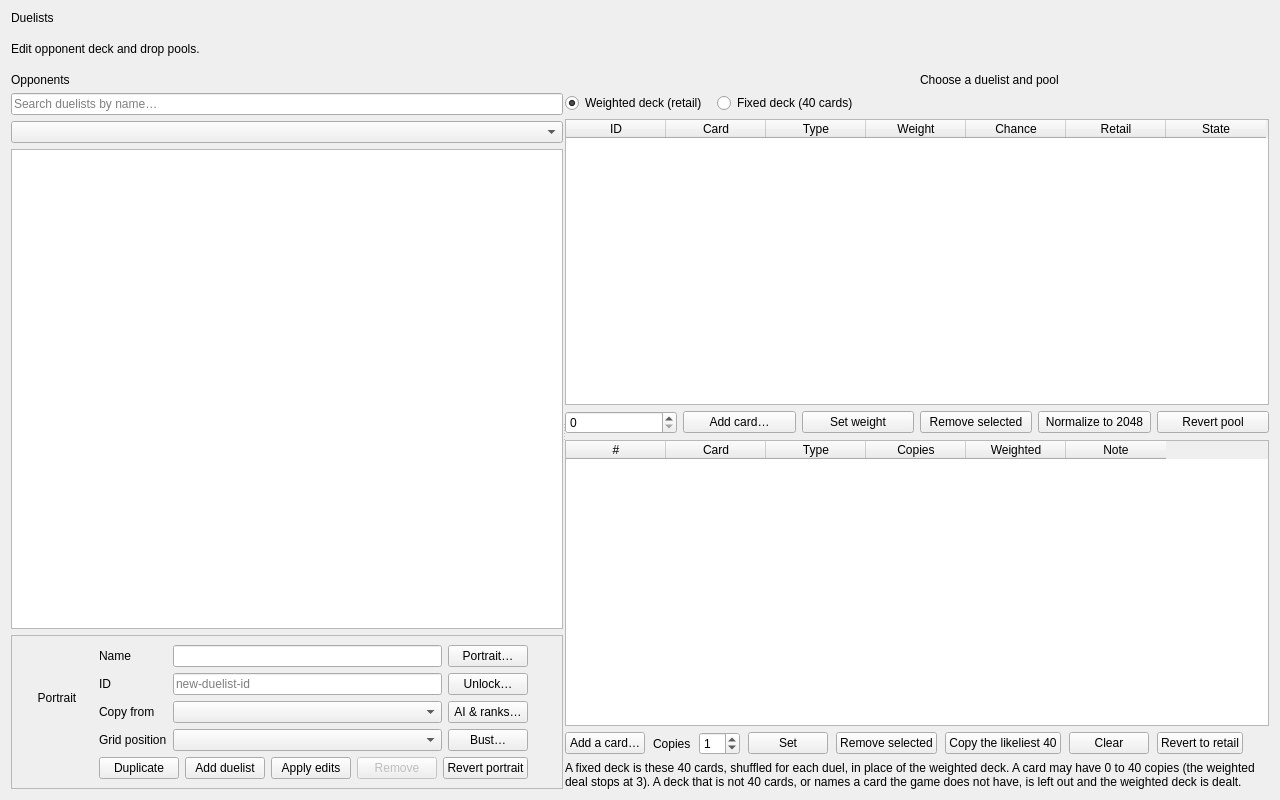
This is tools/pc/fm_editor/ui/duelists_page.ui in yamyi/YGOFM-DecompRecomp as Qt 5 draws it before an edit. The edited form follows.
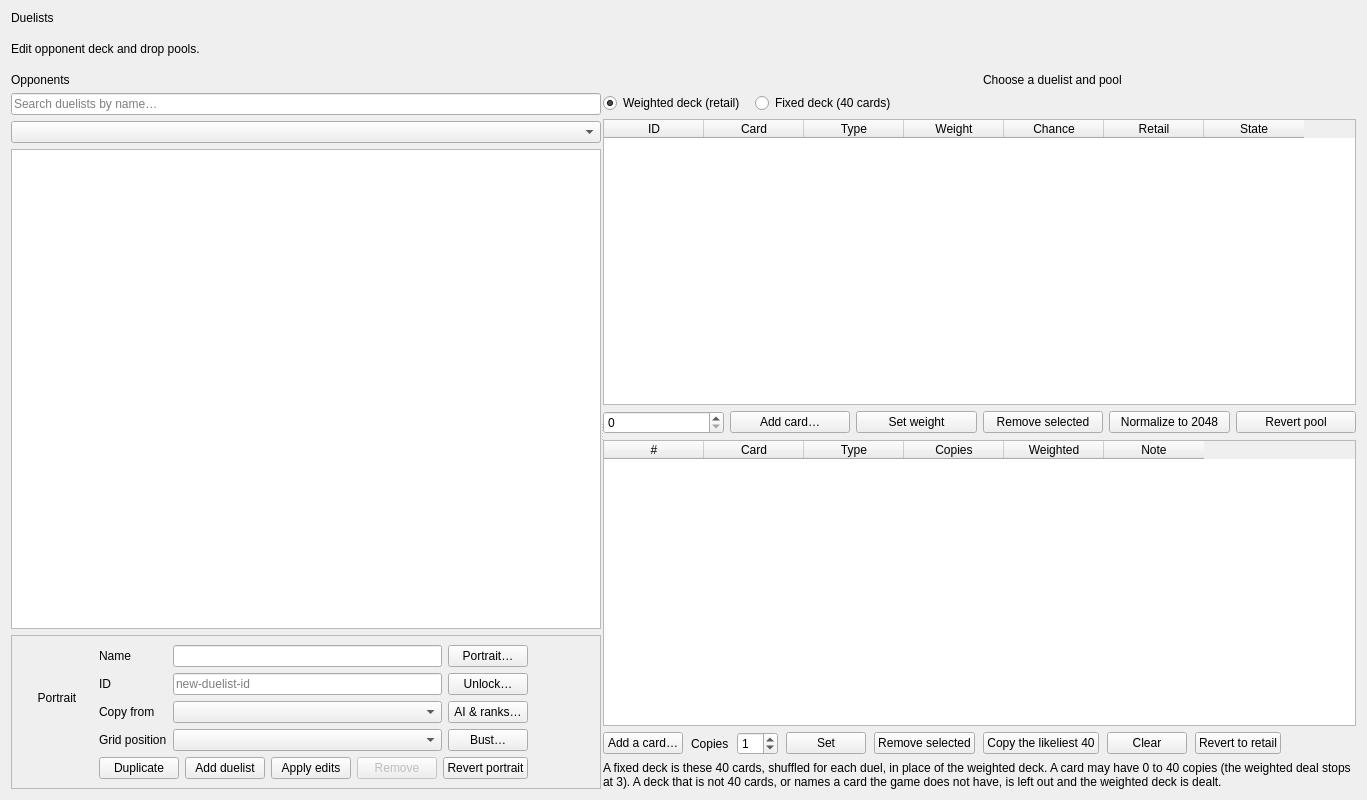
This is the edited form.

Commit message: Use unified UI workspace forms

Patch:
```diff
--- a/tools/pc/fm_editor/ui/duelists_page.ui
+++ b/tools/pc/fm_editor/ui/duelists_page.ui
@@ -6,7 +6,7 @@
    <rect>
     <x>0</x>
     <y>0</y>
-    <width>1280</width>
+    <width>1367</width>
     <height>800</height>
    </rect>
   </property>
@@ -58,6 +58,12 @@
       <layout class="QVBoxLayout" name="duelistListLayout">
        <item>
         <widget class="QLabel" name="duelistListHeading">
+         <property name="sizePolicy">
+          <sizepolicy hsizetype="Preferred" vsizetype="Fixed">
+           <horstretch>0</horstretch>
+           <verstretch>0</verstretch>
+          </sizepolicy>
+         </property>
          <property name="text">
           <string>Opponents</string>
          </property>
@@ -97,6 +103,12 @@
        </item>
        <item>
         <widget class="QFrame" name="duelistEditorPanel">
+         <property name="sizePolicy">
+          <sizepolicy hsizetype="Preferred" vsizetype="Fixed">
+           <horstretch>0</horstretch>
+           <verstretch>0</verstretch>
+          </sizepolicy>
+         </property>
          <property name="frameShape">
           <enum>QFrame::Shape::StyledPanel</enum>
          </property>
```
Left out of the diff: 69 changed lines with no effect on the pictures. The commit also changes 3 other files.
